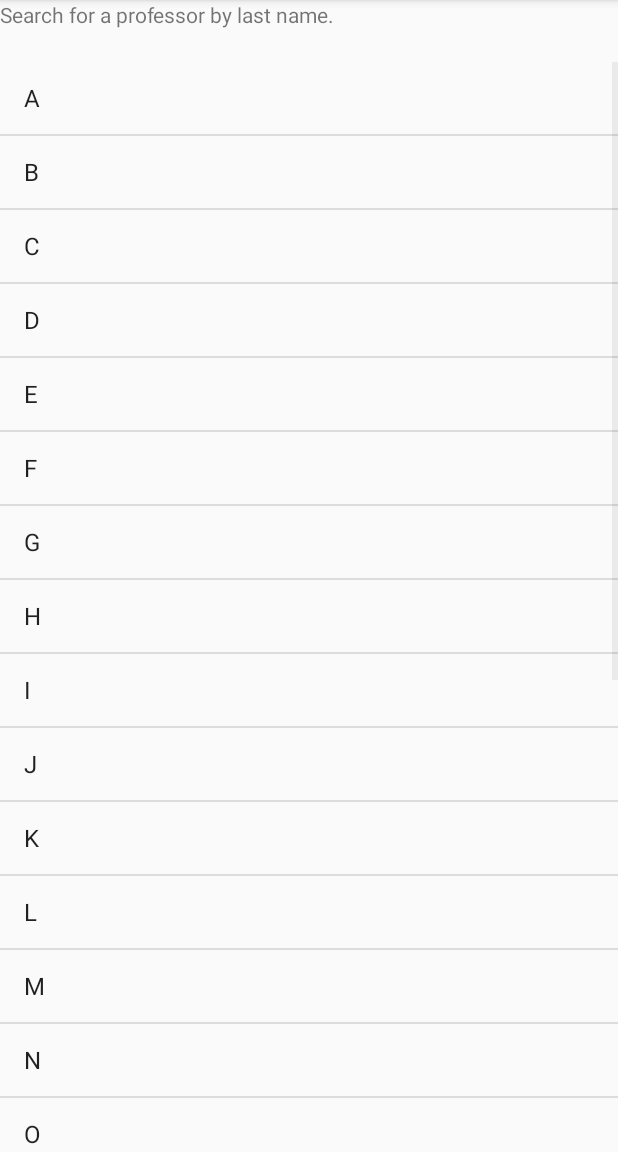
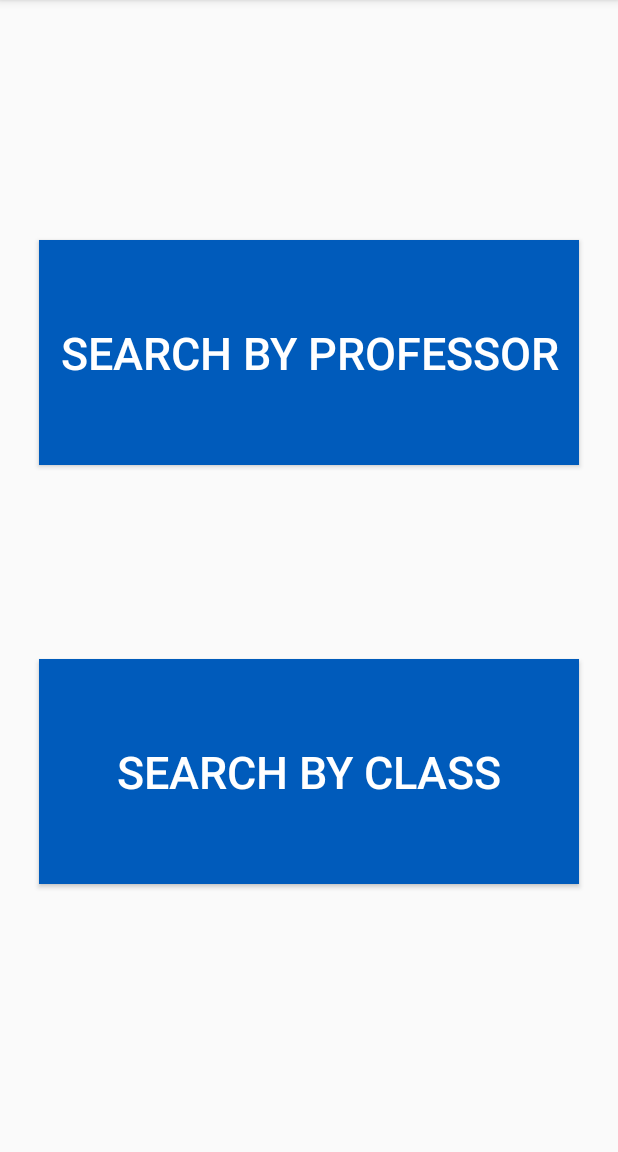
Before and after one commit to jaredbswll/RateMyProfessor, an Android app: the screen it shows after launch (MainActivity before the commit, SelectSearch after it), on a phone screen of 412 x 824 dp, the part 84-1236 px from its top. Run offline under Robolectric (Android 15) with nearby library versions, the phone set to English and light mode, and no system bars.

```diff
--- a/app/src/main/AndroidManifest.xml
+++ b/app/src/main/AndroidManifest.xml
@@ -20,6 +20,9 @@
         <activity android:name=".MainActivity"></activity>
         <activity android:name=".PostSearch"></activity>
         <activity android:name=".ProfessorPage"></activity>
+        <activity android:name=".ClassPage"></activity>
+        <activity android:name=".SelectSearch"></activity>
+        <activity android:name=".ClassSearch"></activity>
     </application>
 
 </manifest>
--- a/app/src/main/java/com/thisismyapp/ratemyprofessor/IntroCard.java
+++ b/app/src/main/java/com/thisismyapp/ratemyprofessor/IntroCard.java
@@ -15,11 +15,11 @@ public class IntroCard extends AppCompatActivity{
             public void run() {
                 advance();
             }
-        }, 5000);
+        }, 3000);
     }
 
     private void advance(){
-        Intent i = new Intent(this, MainActivity.class);
+        Intent i = new Intent(this, SelectSearch.class);
         startActivity(i);
     }
 }
--- /dev/null
+++ b/app/src/main/java/com/thisismyapp/ratemyprofessor/SelectSearch.java
@@ -0,0 +1,30 @@
+package com.thisismyapp.ratemyprofessor;
+
+import android.content.Intent;
+import android.os.Bundle;
+import android.support.v7.app.AppCompatActivity;
+import android.view.View;
+
+public class SelectSearch extends AppCompatActivity{
+
+    @Override
+    protected void onCreate(Bundle savedInstanceState) {
+        super.onCreate(savedInstanceState);
+        setContentView(R.layout.select_search);
+    }
+
+    @Override
+    public void onBackPressed(){
+
+    }
+
+    public void classSearch(View view){
+        Intent i = new Intent(this, ClassSearch.class);
+        startActivity(i);
+    }
+
+    public void profSearch(View view){
+        Intent i = new Intent(this, MainActivity.class);
+        startActivity(i);
+    }
+}
--- /dev/null
+++ b/app/src/main/res/layout/select_search.xml
@@ -0,0 +1,47 @@
+<?xml version="1.0" encoding="utf-8"?>
+<android.support.constraint.ConstraintLayout
+    xmlns:android="http://schemas.android.com/apk/res/android"
+    xmlns:app="http://schemas.android.com/apk/res-auto"
+    xmlns:tools="http://schemas.android.com/tools"
+    android:layout_width="match_parent"
+    android:layout_height="match_parent">
+
+    <Button
+        android:id="@+id/searchByProfessor"
+        android:layout_width="360sp"
+        android:layout_height="150sp"
+        android:layout_marginBottom="50dp"
+        android:layout_marginEnd="148dp"
+        android:layout_marginLeft="148dp"
+        android:layout_marginRight="148dp"
+        android:layout_marginStart="148dp"
+        android:layout_marginTop="81dp"
+        android:background="#005bbb"
+        android:text="@string/profSearch"
+        android:textColor="#ffffff"
+        android:textSize="30sp"
+        android:onClick="profSearch"
+        app:layout_constraintBottom_toTopOf="@+id/searchByClass"
+        app:layout_constraintEnd_toEndOf="parent"
+        app:layout_constraintStart_toStartOf="parent"
+        app:layout_constraintTop_toTopOf="parent" />
+
+    <Button
+        android:id="@+id/searchByClass"
+        android:layout_width="360sp"
+        android:layout_height="150sp"
+        android:layout_marginBottom="100dp"
+        android:layout_marginEnd="148dp"
+        android:layout_marginLeft="148dp"
+        android:layout_marginRight="148dp"
+        android:layout_marginStart="148dp"
+        android:background="#005bbb"
+        android:text="@string/classSearch"
+        android:textColor="#ffffff"
+        android:textSize="30sp"
+        android:onClick="classSearch"
+        app:layout_constraintBottom_toBottomOf="parent"
+        app:layout_constraintEnd_toEndOf="parent"
+        app:layout_constraintStart_toStartOf="parent"
+        app:layout_constraintTop_toBottomOf="@+id/searchByProfessor" />
+</android.support.constraint.ConstraintLayout>
```
Also changed, not shown: app/src/main/java/com/thisismyapp/ratemyprofessor/ClassPage.java (added, +43 -0 lines), app/src/main/java/com/thisismyapp/ratemyprofessor/ClassSearch.java (added, +13 -0 lines), app/src/main/java/com/thisismyapp/ratemyprofessor/PostSearch.java (+7 -0 lines), app/src/main/res/layout/class_page.xml (added, +100 -0 lines), app/src/main/res/layout/class_search.xml (added, +22 -0 lines), app/src/main/res/values/strings.xml (+15 -8 lines).
